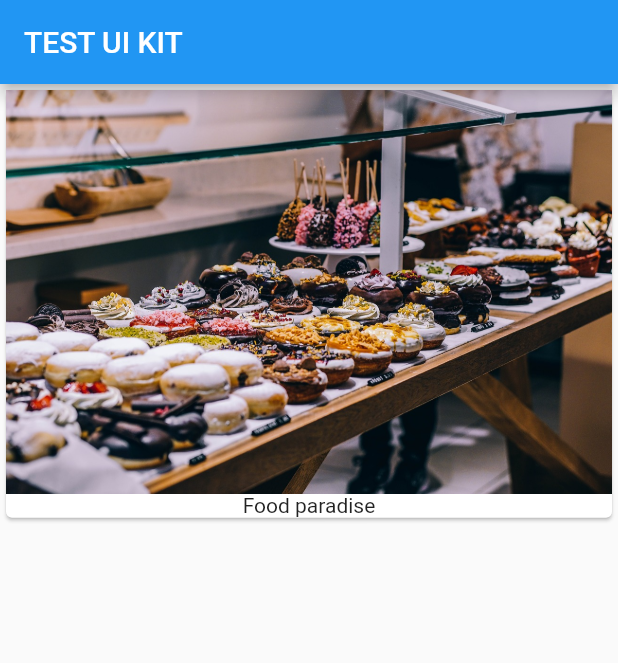
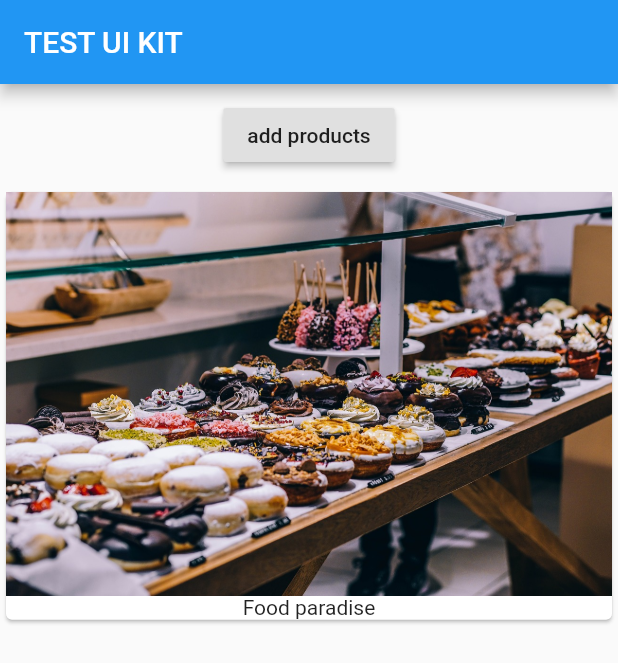
Before and after one commit to chrisCodeCommits/Dartlang_tests, a Flutter app: the screen it shows after launch, on a phone screen of 412 x 824 dp. Shown: the top 663 px of the screen. Run offline on Flutter 3.47's test engine with Material 2 defaults, Android fonts, the phone set to English and light mode, and no system bars.

Commit message:
added container widget and placed placed the button inside of it in order to use margin to space things correctly

```diff
--- a/lib/main.dart
+++ b/lib/main.dart
@@ -12,6 +12,13 @@ class MyApp extends StatelessWidget {
           ),
           body: Column(
             children: [
+              Container(
+                margin: EdgeInsets.all(10.0),
+                child: RaisedButton(
+                  onPressed: () {},
+                  child: Text('add products'),
+                ),
+              ),
               Card(
                 child: Column(
                   children: <Widget>[
```
